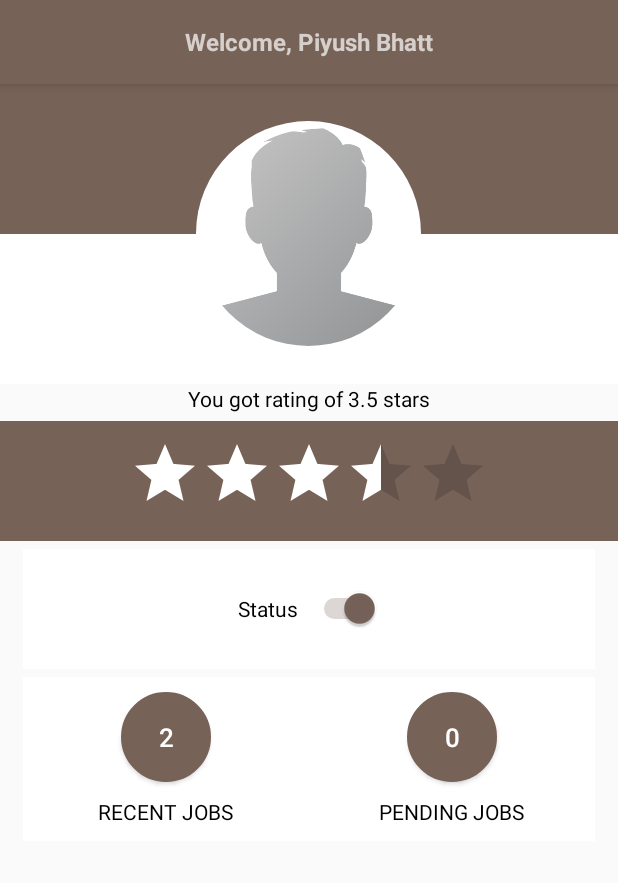
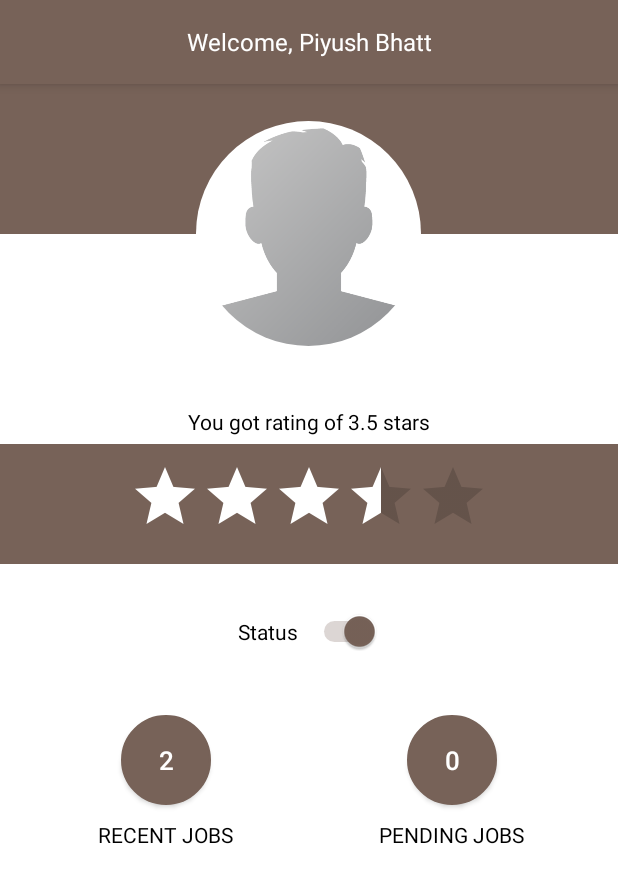
Before and after one commit to AndroWork/Massageolly, an Android app: the Therapist screen opened directly, with no data from a screen before it, on a phone screen of 412 x 824 dp. Shown: the top 883 px of the screen. Run offline under Robolectric (Android 15) with nearby library versions, the phone set to English and light mode, and no system bars; our stand-ins replace CircleImageView.

Commit message:
therapist activity

```diff
--- a/app/src/main/res/layout/activity_therapist.xml
+++ b/app/src/main/res/layout/activity_therapist.xml
@@ -5,6 +5,7 @@
     android:layout_width="match_parent"
     android:layout_height="match_parent"
     tools:context=".Therapist"
+    android:background="@android:color/white"
     android:orientation="vertical">
 
     <android.support.v7.widget.Toolbar
@@ -23,7 +24,7 @@
             android:text="Welcome, Piyush Bhatt"
             android:layout_gravity="center"
             android:textSize="16sp"
-            android:textStyle="bold"
+            android:textColor="@android:color/white"
             android:id="@+id/toolbar_title" />
     </android.support.v7.widget.Toolbar>
 
@@ -76,6 +77,7 @@
     </FrameLayout>
 
             <TextView
+                android:layout_marginTop="15dp"
                 android:layout_width="wrap_content"
                 android:layout_height="wrap_content"
                 android:text="You got rating of 3.5 stars"
```
